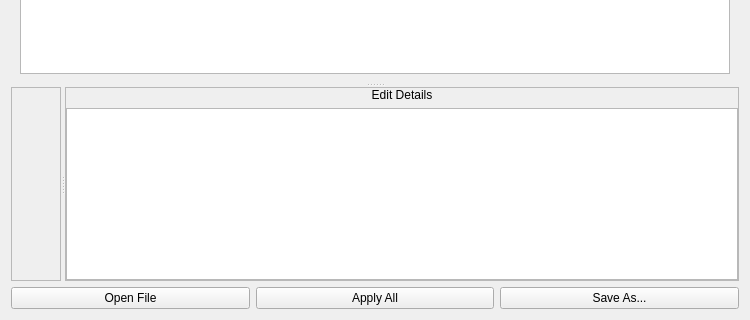
Before: the Qt Designer form atef/ui/fill_template_page.ui in pcdshub/atef, drawn with Qt 5; both pictures show x 0 to 750 and y 161 to 481 of the 750 by 481 pixel window.
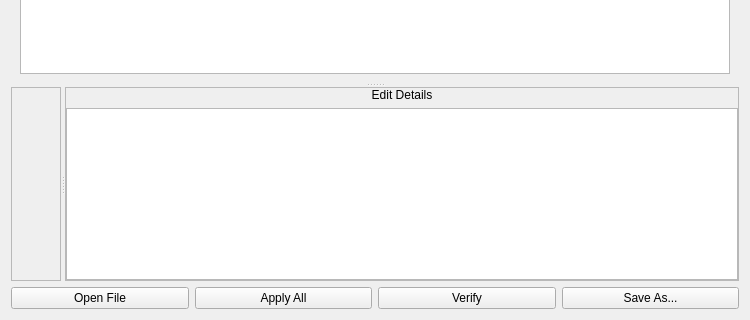
After: the same form once the commit is applied.

Commit message: MNT: add verify button to FillTemplatePage, polish and tweaks

Patch:
```diff
--- a/atef/ui/fill_template_page.ui
+++ b/atef/ui/fill_template_page.ui
@@ -197,6 +197,13 @@
        </property>
       </widget>
      </item>
+     <item>
+      <widget class="QPushButton" name="verify_button">
+       <property name="text">
+        <string>Verify</string>
+       </property>
+      </widget>
+     </item>
      <item>
       <widget class="QPushButton" name="save_button">
        <property name="text">
```
Left out of the diff: 12 changed lines with no effect on the pictures. The commit also changes 1 other file.
